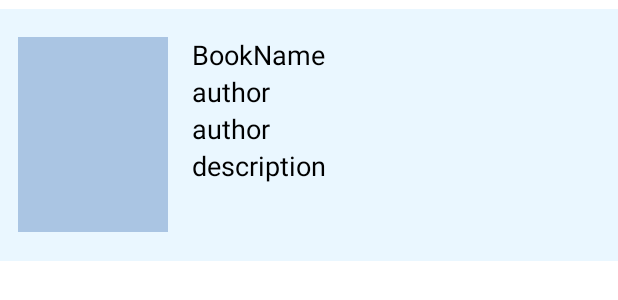
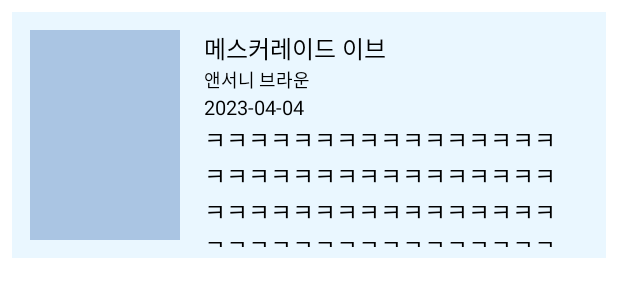
Before and after one commit to kimgyeom2/BookOwner, an Android app: the layout recycleritem_search.xml on its own in the app's theme, with its tools: preview values and no code run, on a phone screen of 412 x 824 dp. Shown: the top 300 px of the screen. Run offline under Robolectric (Android 15) with nearby library versions, the phone set to English and light mode, and no system bars.

```diff
--- a/app/src/main/java/com/gy25m/bookowner/network/RetrofitApiService.kt
+++ b/app/src/main/java/com/gy25m/bookowner/network/RetrofitApiService.kt
@@ -6,6 +6,6 @@ import retrofit2.http.GET
 import retrofit2.http.Query
 
 interface RetrofitApiService {
-    @GET("ttb/api/ItemSearch.aspx?QueryType=Title&MaxResults=5&start=1&SearchTarget=Book&output=js&Version=20131101")
+    @GET("ttb/api/ItemSearch.aspx?QueryType=Title&MaxResults=10&start=1&SearchTarget=Book&output=js&Version=20131101")
     fun searchBook(@Query("Query") query: String,@Query("ttbkey") ttbkey: String): Call<AladinApiResponce>
 }
--- a/app/src/main/res/layout/recycleritem_search.xml
+++ b/app/src/main/res/layout/recycleritem_search.xml
@@ -1,58 +1,70 @@
 <?xml version="1.0" encoding="utf-8"?>
 <RelativeLayout xmlns:android="http://schemas.android.com/apk/res/android"
     android:layout_width="match_parent"
-    android:layout_height="180dp">
+    android:layout_height="180dp"
+    android:padding="8dp">
     <TextView
         android:id="@+id/bg"
         android:layout_width="match_parent"
         android:layout_height="180dp"
-        android:layout_marginTop="6dp"
-        android:layout_marginBottom="6dp"
         android:background="#EAF7FF"
         android:layout_centerVertical="true"/>
     <TextView
         android:id="@+id/tv_title"
         android:layout_width="250dp"
         android:layout_height="wrap_content"
-        android:layout_marginTop="24dp"
-        android:layout_marginLeft="16dp"
-        android:layout_toRightOf="@id/iv_book_cover"
-        android:textSize="18sp"
-        android:text="BookName"
-        android:textColor="@color/black" />
+        android:layout_alignTop="@id/iv_book_cover"
+        android:layout_marginStart="16dp"
+        android:layout_toEndOf="@id/iv_book_cover"
+        android:textSize="16sp"
+        android:text="메스커레이드 이브"
+        android:fontFamily="@font/main2bold"
+        android:textColor="@color/black"
+        android:layout_marginEnd="24dp"/>
     <TextView
         android:id="@+id/tv_author"
         android:layout_width="250dp"
         android:layout_height="wrap_content"
         android:layout_below="@id/tv_title"
-        android:layout_alignLeft="@id/tv_title"
-        android:textSize="18sp"
-        android:text="author"
-        android:textColor="@color/black" />
+        android:layout_alignStart="@id/tv_title"
+        android:textSize="12sp"
+        android:text="앤서니 브라운"
+        android:textColor="@color/black"
+        android:layout_marginEnd="24dp"/>
     <TextView
         android:id="@+id/tv_pubdate"
         android:layout_width="250dp"
         android:layout_height="wrap_content"
         android:layout_below="@id/tv_author"
-        android:layout_alignLeft="@id/tv_title"
-        android:textSize="18sp"
-        android:text="author"
-        android:textColor="@color/black" />
-    <TextView
-        android:id="@+id/tv_description"
+        android:layout_alignStart="@id/tv_title"
+        android:textSize="13sp"
+        android:text="2023-04-04"
+        android:textColor="@color/black"
+        android:layout_marginEnd="24dp"/>
+
+    <androidx.core.widget.NestedScrollView
         android:layout_width="250dp"
-        android:layout_height="wrap_content"
+        android:layout_height="150dp"
         android:layout_below="@id/tv_pubdate"
-        android:layout_alignLeft="@id/tv_title"
-        android:textSize="18sp"
-        android:text="description"
-        android:textColor="@color/black" />
+        android:layout_alignStart="@id/tv_title"
+        android:layout_marginEnd="24dp"
+        android:layout_marginBottom="7dp">
+
+        <TextView
+            android:id="@+id/tv_description"
+            android:layout_width="match_parent"
+            android:layout_height="wrap_content"
+            android:text="ㅋㅋㅋㅋㅋㅋㅋㅋㅋㅋㅋㅋㅋㅋㅋㅋㅋㅋㅋㅋㅋㅋㅋㅋㅋㅋㅋㅋㅋㅋㅋㅋㅋㅋㅋㅋㅋㅋㅋㅋㅋㅋㅋㅋㅋㅋㅋㅋㅋㅋㅋㅋㅋㅋㅋㅋㅋㅋㅋㅋㅋㅋㅋㅋㅋㅋㅋㅋㅋㅋㅋㅋㅋㅋㅋㅋㅋㅋㅋㅋㅋㅋㅋ"
+            android:textColor="@color/black"
+            android:textSize="16sp" />
+    </androidx.core.widget.NestedScrollView>
+
     <ImageView
         android:id="@+id/iv_book_cover"
         android:layout_width="100dp"
-        android:layout_height="130dp"
+        android:layout_height="140dp"
         android:layout_centerVertical="true"
-        android:layout_marginLeft="12dp"
+        android:layout_marginStart="12dp"
         android:src="#AAC5E3 "
         android:scaleType="fitXY"/>
 
```
